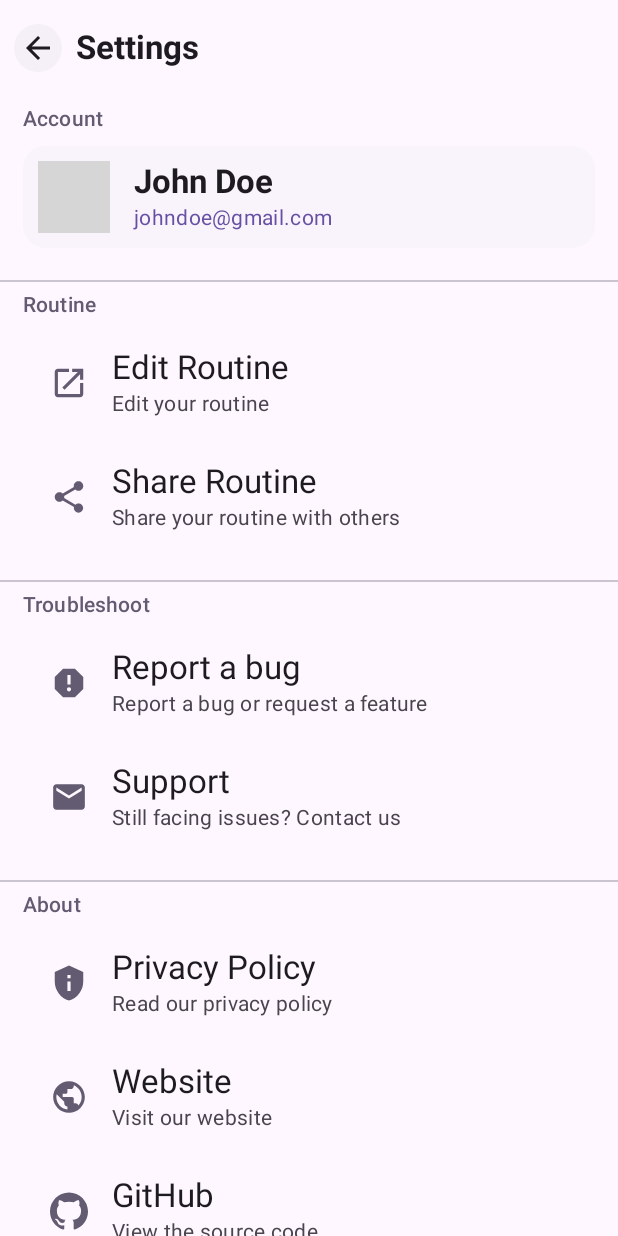
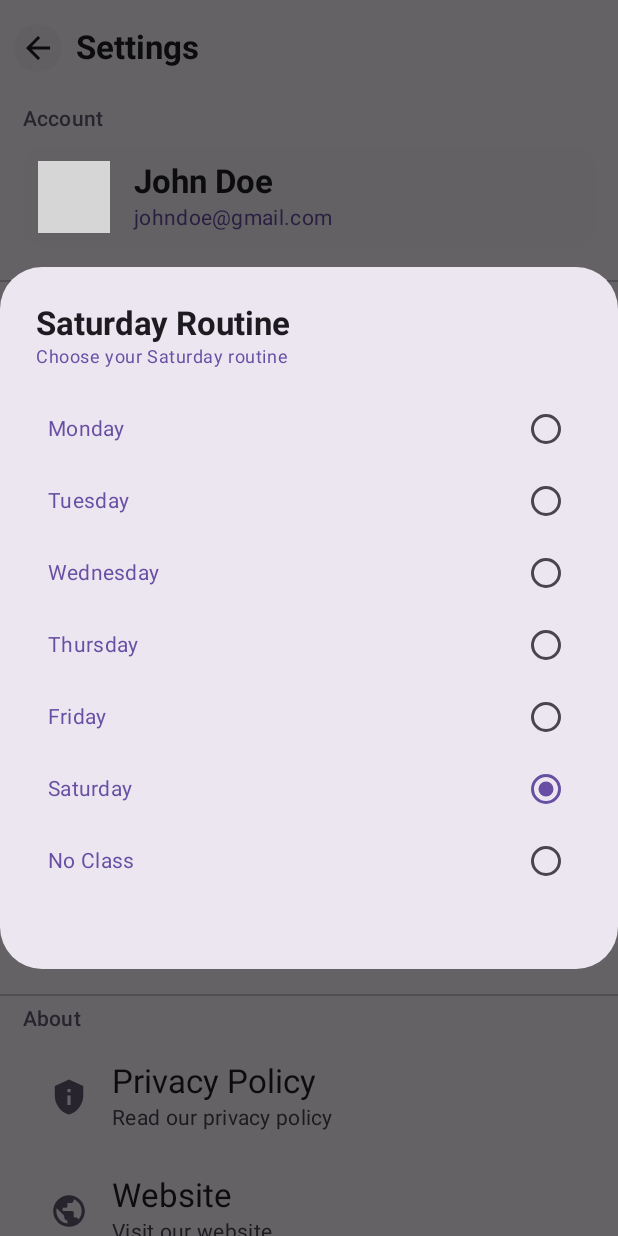
Before and after one commit to dead8309/kiitracker-app, an Android app built with Jetpack Compose: the @Preview function PreviewSettingsScreen, on a phone screen of 412 x 824 dp. Run offline under Robolectric (Android 15) with nearby library versions, the phone set to English and light mode, and no system bars; our stand-ins replace Firebase (no records; nobody signed in at launch, a user with empty details on screens opened directly); pictures from the network do not load; grey boxes are pictures that could not be loaded.

Commit message:
feat: add choose saturday routine option

```diff
--- a/app/src/main/java/com/kiitracker/ui/screens/settings/SettingsScreen.kt
+++ b/app/src/main/java/com/kiitracker/ui/screens/settings/SettingsScreen.kt
@@ -3,6 +3,7 @@ package com.kiitracker.ui.screens.settings
 import android.content.Intent
 import androidx.compose.foundation.background
 import androidx.compose.foundation.clickable
+import androidx.compose.foundation.layout.Arrangement
 import androidx.compose.foundation.layout.Column
 import androidx.compose.foundation.layout.Row
 import androidx.compose.foundation.layout.Spacer
@@ -17,16 +18,19 @@ import androidx.compose.foundation.shape.CircleShape
 import androidx.compose.foundation.shape.RoundedCornerShape
 import androidx.compose.material.icons.Icons
 import androidx.compose.material.icons.filled.ArrowBack
+import androidx.compose.material.icons.filled.Class
 import androidx.compose.material.icons.filled.Mail
 import androidx.compose.material.icons.filled.OpenInNew
 import androidx.compose.material.icons.filled.PrivacyTip
 import androidx.compose.material.icons.filled.Public
 import androidx.compose.material.icons.filled.Report
 import androidx.compose.material.icons.filled.Share
+import androidx.compose.material3.AlertDialog
 import androidx.compose.material3.Divider
 import androidx.compose.material3.ExperimentalMaterial3Api
 import androidx.compose.material3.Icon
 import androidx.compose.material3.MaterialTheme
+import androidx.compose.material3.RadioButton
 import androidx.compose.material3.Scaffold
 import androidx.compose.material3.Text
 import androidx.compose.material3.TopAppBar
@@ -45,12 +49,14 @@ import androidx.compose.ui.unit.dp
 import coil.compose.AsyncImage
 import com.kiitracker.BuildConfig
 import com.kiitracker.Config
+import com.kiitracker.data.local.Prefs
 import com.kiitracker.domain.models.UserData
 import com.kiitracker.ui.components.dialog.LogoutDialog
 import com.kiitracker.ui.components.icons.Github
 import com.kiitracker.ui.components.settings.Section
 import com.kiitracker.ui.components.settings.SectionTitle
 import com.kiitracker.ui.components.settings.SettingItem
+import java.util.Locale
 
 @OptIn(ExperimentalMaterial3Api::class)
 @Composable
@@ -88,7 +94,9 @@ fun SettingsScreen(
         }
     ) { paddingValues ->
         LazyColumn(
-            modifier = Modifier.fillMaxSize().padding(paddingValues)
+            modifier = Modifier
+                .fillMaxSize()
+                .padding(paddingValues)
         ) {
             item {
                 AccountSection(
@@ -130,8 +138,7 @@ fun AccountSection(
                     .clickable {
                         showLogoutDialog = true
                     }
-                    .padding(10.dp)
-                ,
+                    .padding(10.dp),
                 verticalAlignment = androidx.compose.ui.Alignment.CenterVertically,
             ) {
                 AsyncImage(
@@ -171,6 +178,7 @@ fun AccountSection(
 fun RoutineSection(
     user: UserData?
 ) {
+    var openSaturdayRoutineChooserDialog by remember { mutableStateOf(false) }
     val routineUrl = "${Config.SITE_URL}/dashboard?routine=${user?.uid}"
     val shareRoutineIntent: Intent = Intent().apply {
         action = Intent.ACTION_SEND
@@ -202,8 +210,22 @@ fun RoutineSection(
                 },
                 modifier = Modifier.clip(RoundedCornerShape(15.dp))
             )
+            SettingItem(
+                icon = Icons.Default.Class,
+                title = "Saturday Routine",
+                description = "Set your Saturday routine",
+                onClick = {
+                    openSaturdayRoutineChooserDialog = true
+                },
+                modifier = Modifier.clip(RoundedCornerShape(15.dp))
+            )
         }
     )
+    if (openSaturdayRoutineChooserDialog) {
+        SaturdayRoutineChooserDialog(
+            onDismiss = { openSaturdayRoutineChooserDialog = false }
+        )
+    }
 }
 
 @Composable
@@ -275,6 +297,77 @@ fun AboutSection() {
     )
 }
 
+@Composable
+fun SaturdayRoutineChooserDialog(
+    modifier: Modifier = Modifier,
+    onDismiss: () -> Unit = {}
+) {
+    var selectedDay by remember { mutableStateOf(Prefs[Prefs.SATURDAY_KEY, "saturday"]) }
+
+    val selectableOptions =
+        listOf("monday", "tuesday", "wednesday", "thursday", "friday", "saturday", "No Class")
+    AlertDialog(
+        onDismissRequest = onDismiss,
+        title = {
+            Column {
+                Text(
+                    text = "Saturday Routine",
+                    style = MaterialTheme.typography.titleLarge.copy(
+                        fontWeight = FontWeight.Bold
+                    )
+                )
+                Text(
+                    text = "Choose your Saturday routine",
+                    style = MaterialTheme.typography.bodySmall.copy(
+                        color = MaterialTheme.colorScheme.surfaceTint
+                    )
+                )
+            }
+
+        },
+        text = {
+            LazyColumn {
+                selectableOptions.forEach { day ->
+                    item {
+                        Row(
+                            modifier = Modifier
+                                .fillMaxWidth()
+                                .clickable {
+                                    selectedDay = day
+                                    Prefs[Prefs.SATURDAY_KEY] = day
+                                    onDismiss()
+                                },
+                            verticalAlignment = androidx.compose.ui.Alignment.CenterVertically,
+                            horizontalArrangement = Arrangement.SpaceBetween
+                        ) {
+                            Text(
+                                text = day.replaceFirstChar {
+                                    if (it.isLowerCase()) it.titlecase(Locale.ROOT)
+                                    else it.toString()
+                                },
+                                style = MaterialTheme.typography.bodyMedium.copy(
+                                    color = MaterialTheme.colorScheme.surfaceTint
+                                ),
+                                modifier = Modifier.padding(8.dp)
+                            )
+                            RadioButton(
+                                selected = day == selectedDay,
+                                onClick = {
+                                    selectedDay = day
+                                    Prefs[Prefs.SATURDAY_KEY] = day
+                                    onDismiss()
+                                }
+                            )
+                        }
+                    }
+                }
+            }
+        },
+        confirmButton = {},
+        modifier = modifier
+    )
+}
+
 @Preview
 @Composable
 fun PreviewSettingsScreen() {
@@ -287,4 +380,5 @@ fun PreviewSettingsScreen() {
     SettingsScreen(
         user = user
     )
+    SaturdayRoutineChooserDialog()
 }
```
Also changed, not shown: app/src/main/java/com/kiitracker/App.kt (+7 -1 lines), app/src/main/java/com/kiitracker/data/local/Prefs.kt (added, +37 -0 lines), app/src/main/java/com/kiitracker/domain/models/User.kt (+12 -1 lines).
